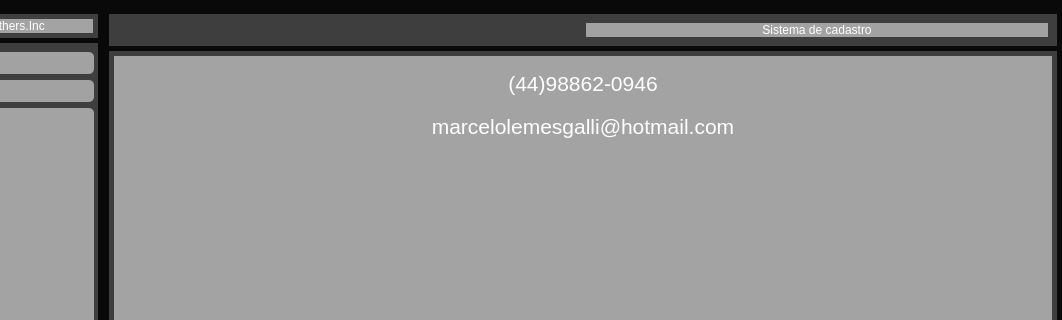
The window that design/cadastro.ui (MarceloGalliDev/Cadastro-Python) describes before a commit, drawn with Qt 5; both pictures show x 102 to 1164 and y 0 to 320 of the 1164 by 783 pixel window.
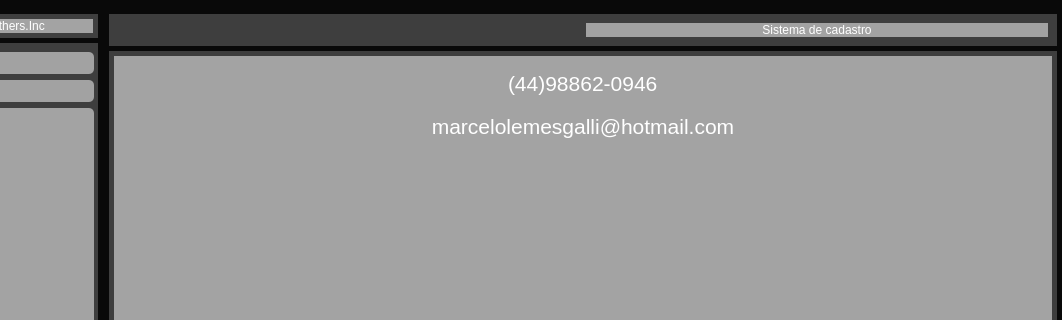
The same window after the commit. The open tabs and pages were chosen to show the change. Icons and pictures are not drawn.

What changed in the file:
```diff
--- a/design/cadastro.ui
+++ b/design/cadastro.ui
@@ -1135,10 +1135,10 @@
                  <enum>QFrame::Raised</enum>
                 </property>
                 <layout class="QVBoxLayout" name="verticalLayout_10">
-                 <item>
+                 <item alignment="Qt::AlignHCenter">
                   <widget class="QLabel" name="label">
                    <property name="text">
-                    <string>&lt;html&gt;&lt;head/&gt;&lt;body&gt;&lt;p align=&quot;center&quot;&gt;&lt;img src=&quot;:/icons/whatsApp.png&quot;/&gt;&lt;span style=&quot; font-size:24pt; vertical-align:super;&quot;&gt;(44)98862-0946&lt;/span&gt;&lt;/p&gt;&lt;/body&gt;&lt;/html&gt;</string>
+                    <string>&lt;html&gt;&lt;head/&gt;&lt;body&gt;&lt;p&gt;&lt;img src=&quot;:/icons/icons/whatsApp.png&quot;/&gt;&lt;span style=&quot; font-size:24pt; vertical-align:super;&quot;&gt;(44)98862-0946&lt;/span&gt;&lt;/p&gt;&lt;/body&gt;&lt;/html&gt;</string>
                    </property>
                   </widget>
                  </item>
```
Left out of the diff: 6 changed lines with no effect on the pictures.
